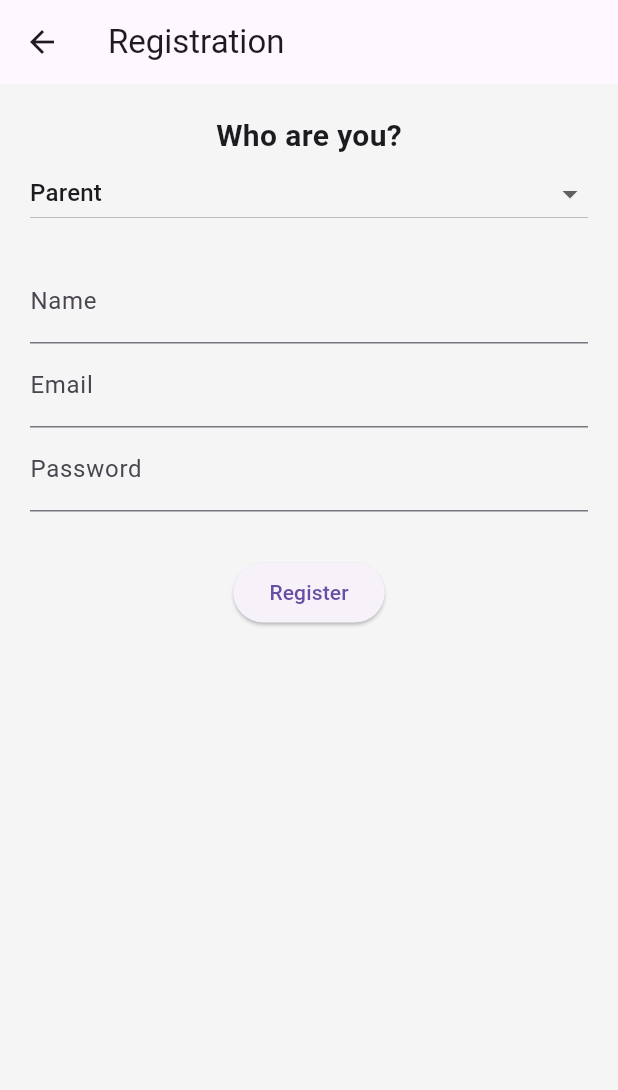
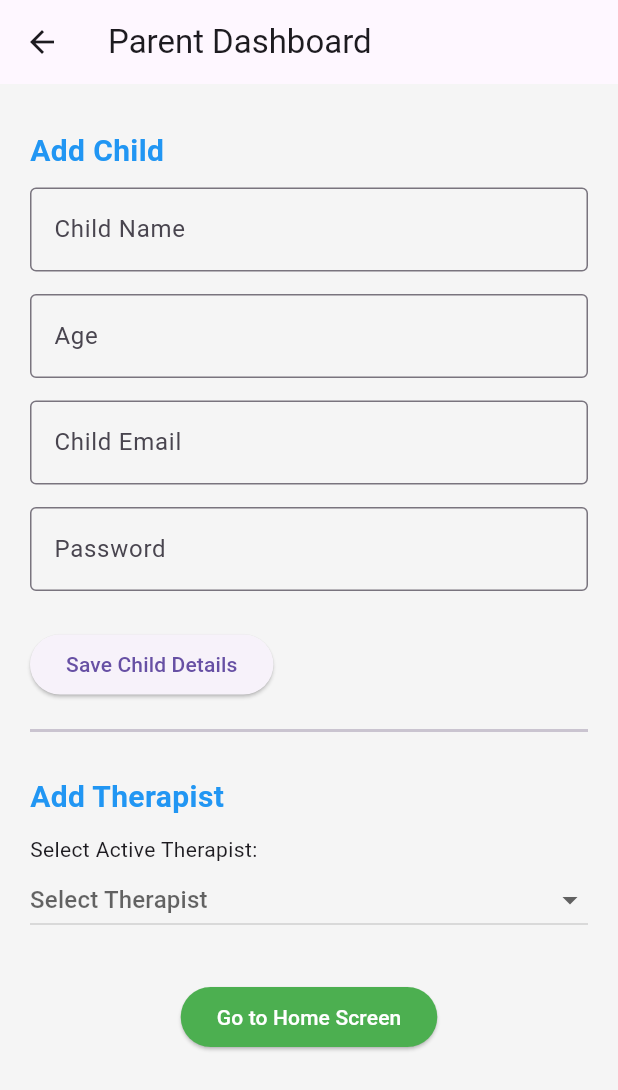
Before and after one commit to tanzilanaseem0108-ai/TanzilaFYP, a Flutter app: the RegisterScreen screen opened directly, after a tap on "Register", on a phone screen of 412 x 824 dp. Shown: the top 1090 px of the screen. Run offline on Flutter 3.47's test engine with Material 3 defaults, Android fonts, the phone set to English and light mode, and no system bars.

Commit message:
update and add folder

```diff
--- a/lib/screens/login_screen.dart
+++ b/lib/screens/login_screen.dart
@@ -1,4 +1,4 @@
-import 'package:bolo/register_screen.dart';
+import 'package:bolo/screens/register_screen.dart';
 import 'package:flutter/material.dart';
 import '../utils/app_state.dart';
 
--- /dev/null
+++ b/lib/screens/parent_dashboard.dart
@@ -0,0 +1,85 @@
+import 'package:flutter/material.dart';
+import '../utils/app_state.dart';
+
+class ParentDashboard extends StatefulWidget {
+  @override
+  _ParentDashboardState createState() => _ParentDashboardState();
+}
+
+class _ParentDashboardState extends State<ParentDashboard> {
+  @override
+  Widget build(BuildContext context) {
+    bool isUrdu = AppState.isUrdu;
+
+    return Scaffold(
+      appBar: AppBar(
+        title: Text(isUrdu ? "والدین کا ڈیش بورڈ" : "Parent Dashboard"),
+      ),
+      body: SingleChildScrollView(
+        padding: EdgeInsets.all(20),
+        child: Column(
+          crossAxisAlignment: CrossAxisAlignment.start,
+          children: [
+            // Section 1: Add Child
+            _buildSectionTitle(isUrdu ? "بچہ شامل کریں" : "Add Child"),
+            _buildTextField(isUrdu ? "بچے کا نام" : "Child Name"),
+            _buildTextField(isUrdu ? "عمر" : "Age"),
+            _buildTextField(isUrdu ? "بچے کا ای میل" : "Child Email"),
+            _buildTextField(isUrdu ? "پاس ورڈ" : "Password", isObscure: true),
+
+            SizedBox(height: 10),
+            ElevatedButton(
+                onPressed: () {},
+                child: Text(isUrdu ? "بچہ محفوظ کریں" : "Save Child Details")
+            ),
+
+            Divider(height: 40, thickness: 2),
+
+            // Section 2: Add Therapist
+            _buildSectionTitle(isUrdu ? "تھراپسٹ شامل کریں" : "Add Therapist"),
+            Text(isUrdu ? "دستیاب تھراپسٹ منتخب کریں:" : "Select Active Therapist:"),
+
+            // Ye wo dropdown hoga jisme sirf registered therapists show honge
+            DropdownButton<String>(
+              isExpanded: true,
+              hint: Text(isUrdu ? "تھراپسٹ منتخب کریں" : "Select Therapist"),
+              items: ["Dr. Ahmed (Active)", "Dr. Sara (Active)"].map((String value) {
+                return DropdownMenuItem<String>(value: value, child: Text(value));
+              }).toList(),
+              onChanged: (val) {},
+            ),
+
+            SizedBox(height: 30),
+            Center(
+              child: ElevatedButton(
+                style: ElevatedButton.styleFrom(backgroundColor: Colors.green, foregroundColor: Colors.white),
+                onPressed: () {
+                  // Yahan se user categories wali home screen par jayega
+                },
+                child: Text(isUrdu ? "ہوم اسکرین پر جائیں" : "Go to Home Screen"),
+              ),
+            ),
+          ],
+        ),
+      ),
+    );
+  }
+
+  // Chota sa helper function design ko saaf rakhne ke liye
+  Widget _buildSectionTitle(String title) {
+    return Padding(
+      padding: EdgeInsets.symmetric(vertical: 10),
+      child: Text(title, style: TextStyle(fontSize: 20, fontWeight: FontWeight.bold, color: Colors.blue)),
+    );
+  }
+
+  Widget _buildTextField(String label, {bool isObscure = false}) {
+    return Padding(
+      padding: EdgeInsets.only(bottom: 15),
+      child: TextField(
+        obscureText: isObscure,
+        decoration: InputDecoration(labelText: label, border: OutlineInputBorder()),
+      ),
+    );
+  }
+}
--- a/lib/register_screen.dart
+++ b/lib/screens/register_screen.dart
@@ -1,5 +1,7 @@
+import 'parent_dashboard.dart';
 import 'package:flutter/material.dart';
-import '../utils/app_state.dart';
+
+import '../../utils/app_state.dart';
 
 class RegisterScreen extends StatefulWidget {
   @override
@@ -55,7 +57,10 @@ class _RegisterScreenState extends State<RegisterScreen> {
 
             ElevatedButton(
               onPressed: () {
-                // Yahan hum Parents ke liye 'Add Child' wali logic shuru karenge
+                Navigator.push(
+                    context,
+                    MaterialPageRoute(builder: (context) => ParentDashboard())
+                );
               },
               child: Text(isUrdu ? "رجسٹر کریں" : "Register"),
             ),
```
